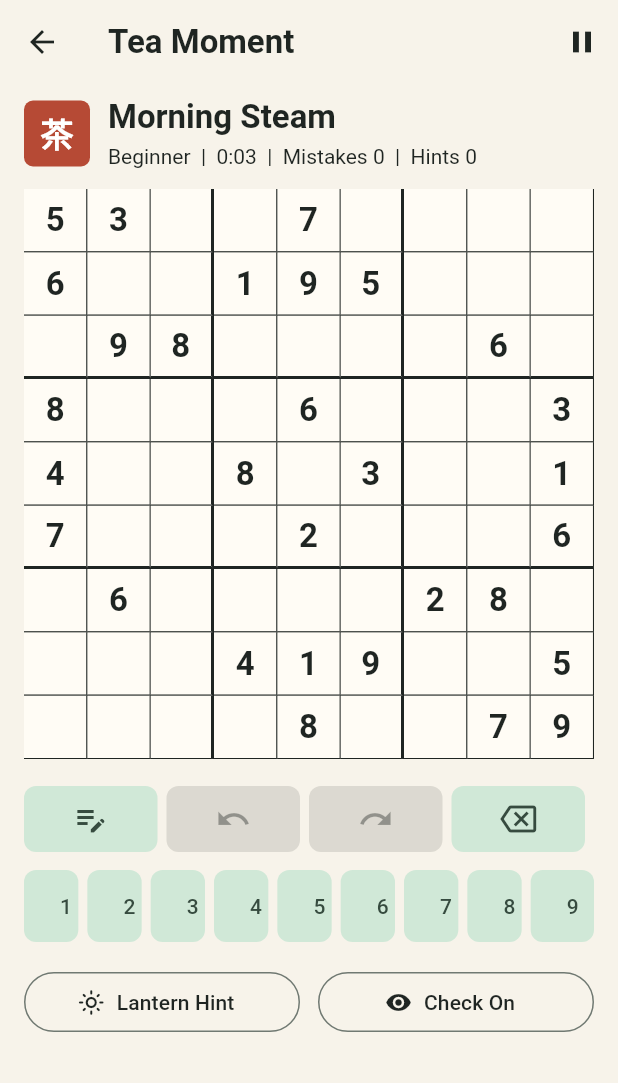
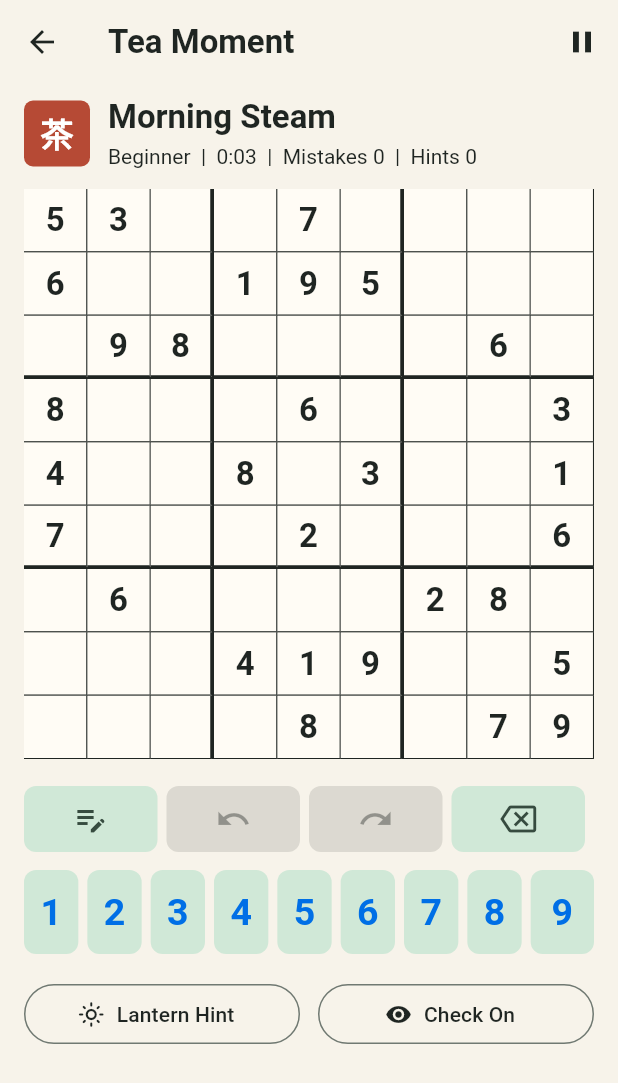
Before and after one commit to justinzero888/Orbace_Sudoku, a Flutter app: the SudokuGameScreen screen opened directly with sample values from the repository, after a tap on the "backspace" icon, on a phone screen of 412 x 824 dp. Shown: the top 1083 px of the screen. Run offline on Flutter 3.47's test engine with Material 3 defaults, Android fonts, the phone set to English and light mode, and no system bars; our stand-ins replace drift; accounts and stored records are empty; generated files the repository leaves out were written again.

Commit message:
Apply UAT gameplay polish fixes

```diff
--- a/lib/src/features/sudoku/presentation/game_session_controller.dart
+++ b/lib/src/features/sudoku/presentation/game_session_controller.dart
@@ -217,6 +217,7 @@ class GameSessionController extends ChangeNotifier {
       return;
     }
 
+    final previousNotes = Set<int>.from(_notes[selected]);
     _values[selected] = null;
     _notes[selected].clear();
     if (previous != null) {
@@ -229,6 +230,19 @@ class GameSessionController extends ChangeNotifier {
           type: SudokuMoveType.erase,
         ),
       );
+    } else {
+      for (final noteValue in previousNotes) {
+        _recordMove(
+          SudokuMove(
+            cellIndex: selected,
+            previousValue: null,
+            nextValue: null,
+            elapsedSeconds: _elapsedSeconds,
+            type: SudokuMoveType.noteToggle,
+            noteValue: noteValue,
+          ),
+        );
+      }
     }
     _completed = false;
     notifyListeners();
--- a/lib/src/features/sudoku/presentation/sudoku_board_widget.dart
+++ b/lib/src/features/sudoku/presentation/sudoku_board_widget.dart
@@ -19,7 +19,7 @@ class SudokuBoardWidget extends StatelessWidget {
           child: DecoratedBox(
             decoration: BoxDecoration(
               color: OrbaceTheme.ink,
-              border: Border.all(color: OrbaceTheme.ink, width: 2),
+              border: Border.all(color: OrbaceTheme.ink, width: 4),
             ),
             child: GridView.builder(
               physics: const NeverScrollableScrollPhysics(),
@@ -57,8 +57,8 @@ class _SudokuCell extends StatelessWidget {
 
     final row = SudokuBoard.rowOf(index);
     final col = SudokuBoard.colOf(index);
-    final rightBorder = col == 2 || col == 5 ? 2.0 : 0.7;
-    final bottomBorder = row == 2 || row == 5 ? 2.0 : 0.7;
+    final rightBorder = col == 2 || col == 5 ? 2.5 : 0.7;
+    final bottomBorder = row == 2 || row == 5 ? 2.5 : 0.7;
 
     return Semantics(
       button: true,
@@ -91,9 +91,9 @@ class _SudokuCell extends StatelessWidget {
                         ? OrbaceTheme.vermilion
                         : isGiven
                         ? OrbaceTheme.ink
-                        : const Color(0xFF385D4A),
+                        : const Color(0xFF006FE6),
                     fontSize: 22,
-                    fontWeight: isGiven ? FontWeight.w700 : FontWeight.w500,
+                    fontWeight: isGiven ? FontWeight.w700 : FontWeight.w600,
                     letterSpacing: 0,
                   ),
                 ),
@@ -151,9 +151,10 @@ class _NotesGrid extends StatelessWidget {
             child: Text(
               notes.contains(value) ? '$value' : '',
               style: const TextStyle(
-                color: OrbaceTheme.mutedInk,
+                color: Color(0xFF006FE6),
                 fontSize: 9,
-                fontWeight: FontWeight.w500,
+                fontStyle: FontStyle.italic,
+                fontWeight: FontWeight.w600,
                 letterSpacing: 0,
               ),
             ),
--- a/lib/src/features/sudoku/presentation/sudoku_game_screen.dart
+++ b/lib/src/features/sudoku/presentation/sudoku_game_screen.dart
@@ -90,14 +90,41 @@ class _SudokuGameScreenState extends State<SudokuGameScreen> {
         child: AnimatedBuilder(
           animation: _controller,
           builder: (context, _) {
+            return LayoutBuilder(
+              builder: (context, constraints) {
+                final widePortrait = constraints.maxWidth >= 700;
+                final contentMaxWidth = widePortrait ? 620.0 : double.infinity;
+                final boardMaxWidth = widePortrait
+                    ? (constraints.maxHeight * 0.52).clamp(480.0, 540.0)
+                    : double.infinity;
+
                 return Stack(
                   children: [
-                ListView(
-                  padding: const EdgeInsets.fromLTRB(16, 8, 16, 24),
+                    SingleChildScrollView(
+                      padding: const EdgeInsets.fromLTRB(16, 8, 16, 20),
+                      child: Center(
+                        child: ConstrainedBox(
+                          constraints: BoxConstraints(
+                            maxWidth: contentMaxWidth,
+                          ),
+                          child: Column(
+                            crossAxisAlignment: CrossAxisAlignment.stretch,
                             children: [
-                    _SessionHeader(controller: _controller, puzzle: _puzzle),
+                              _SessionHeader(
+                                controller: _controller,
+                                puzzle: _puzzle,
+                              ),
                               const SizedBox(height: 12),
-                    SudokuBoardWidget(controller: _controller),
+                              Center(
+                                child: ConstrainedBox(
+                                  constraints: BoxConstraints(
+                                    maxWidth: boardMaxWidth,
+                                  ),
+                                  child: SudokuBoardWidget(
+                                    controller: _controller,
+                                  ),
+                                ),
+                              ),
                               const SizedBox(height: 18),
                               SudokuNumberPad(controller: _controller),
                               const SizedBox(height: 16),
@@ -106,14 +133,17 @@ class _SudokuGameScreenState extends State<SudokuGameScreen> {
                                   Expanded(
                                     child: OutlinedButton.icon(
                                       onPressed: _showHint,
-                            icon: const Icon(Icons.light_mode_outlined),
+                                      icon: const Icon(
+                                        Icons.light_mode_outlined,
+                                      ),
                                       label: const Text('Lantern Hint'),
                                     ),
                                   ),
                                   const SizedBox(width: 12),
                                   Expanded(
                                     child: OutlinedButton.icon(
-                            onPressed: () => _controller.setMistakeChecking(
+                                      onPressed: () =>
+                                          _controller.setMistakeChecking(
                                             !_controller.mistakeChecking,
                                           ),
                                       icon: Icon(
@@ -132,8 +162,13 @@ class _SudokuGameScreenState extends State<SudokuGameScreen> {
                               ),
                             ],
                           ),
+                        ),
+                      ),
+                    ),
                     if (_controller.paused) const _PauseOverlay(),
                   ],
+                );
+              },
             );
           },
         ),
--- a/lib/src/features/sudoku/presentation/sudoku_number_pad.dart
+++ b/lib/src/features/sudoku/presentation/sudoku_number_pad.dart
@@ -48,15 +48,32 @@ class SudokuNumberPad extends StatelessWidget {
                     child: Padding(
                       padding: EdgeInsets.only(right: value == 9 ? 0 : 6),
                       child: SizedBox(
-                        height: 48,
+                        height: 56,
                         child: FilledButton.tonal(
                           onPressed: () => controller.enterNumber(value),
                           style: FilledButton.styleFrom(
+                            alignment: Alignment.center,
+                            padding: EdgeInsets.zero,
+                            minimumSize: Size.zero,
+                            tapTargetSize: MaterialTapTargetSize.shrinkWrap,
                             shape: RoundedRectangleBorder(
                               borderRadius: BorderRadius.circular(8),
                             ),
                           ),
-                          child: Text('$value'),
+                          child: Text(
+                            '$value',
+                            textAlign: TextAlign.center,
+                            style: TextStyle(
+                              color: const Color(0xFF006FE6),
+                              fontSize: 25,
+                              fontStyle: controller.notesMode
+                                  ? FontStyle.italic
+                                  : FontStyle.normal,
+                              fontWeight: FontWeight.w700,
+                              height: 1,
+                              letterSpacing: 0,
+                            ),
+                          ),
                         ),
                       ),
                     ),
```
Also changed, not shown: lib/src/features/sudoku/presentation/sudoku_replay_screen.dart (+76 -18 lines), 1 other file. Lines whose indentation alone changed are shown as unchanged.
